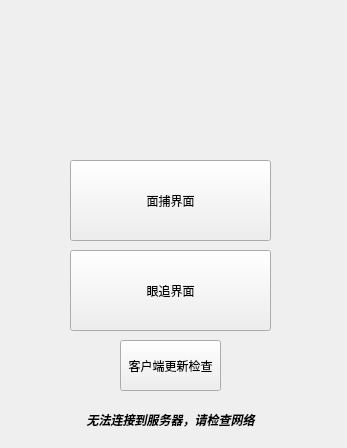
Before: the Qt Designer form ui/paper_tracker_main_window.ui in JellyfishKnight/paper_tracker, drawn with Qt 5.
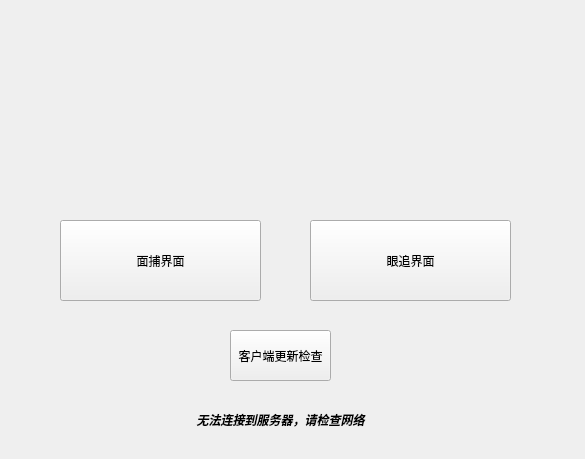
After: the same form once the commit is applied.

```diff
--- a/ui/paper_tracker_main_window.ui
+++ b/ui/paper_tracker_main_window.ui
@@ -6,8 +6,8 @@
    <rect>
     <x>0</x>
     <y>0</y>
-    <width>347</width>
-    <height>448</height>
+    <width>585</width>
+    <height>459</height>
    </rect>
   </property>
   <property name="windowTitle">
@@ -16,8 +16,8 @@
   <widget class="QPushButton" name="FaceTrackerButton">
    <property name="geometry">
     <rect>
-     <x>70</x>
-     <y>160</y>
+     <x>60</x>
+     <y>220</y>
      <width>201</width>
      <height>81</height>
     </rect>
@@ -29,8 +29,8 @@
   <widget class="QPushButton" name="EyeTrackerButton">
    <property name="geometry">
     <rect>
-     <x>70</x>
-     <y>250</y>
+     <x>310</x>
+     <y>220</y>
      <width>201</width>
      <height>81</height>
     </rect>
@@ -42,10 +42,10 @@
   <widget class="QLabel" name="LOGOLabel">
    <property name="geometry">
     <rect>
-     <x>0</x>
-     <y>10</y>
-     <width>341</width>
-     <height>131</height>
+     <x>-10</x>
+     <y>0</y>
+     <width>601</width>
+     <height>181</height>
     </rect>
    </property>
    <property name="text">
@@ -55,8 +55,8 @@
   <widget class="QPushButton" name="ClientUpdateButton">
    <property name="geometry">
     <rect>
-     <x>120</x>
-     <y>340</y>
+     <x>230</x>
+     <y>330</y>
      <width>101</width>
      <height>51</height>
     </rect>
@@ -68,7 +68,7 @@
   <widget class="QLabel" name="ClientStatusLabel">
    <property name="geometry">
     <rect>
-     <x>70</x>
+     <x>180</x>
      <y>410</y>
      <width>201</width>
      <height>20</height>
```
